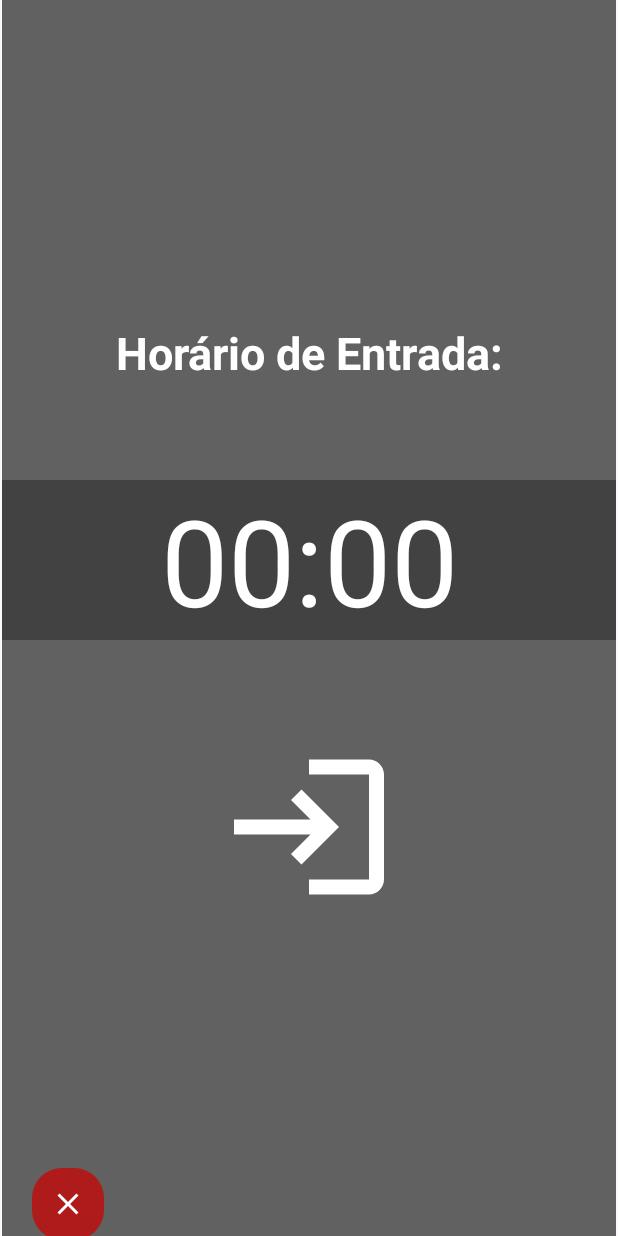
After one commit to tiefz/Bora, an Android app: the EntradaFragment screen opened through its navigation route, on a phone screen of 412 x 824 dp. The commit adds this screen. Run offline under Robolectric (Android 15) with nearby library versions, the phone set to English and light mode, and no system bars; our stand-ins replace data binding.

Commit message:
Implementação inicial do navigation

```diff
--- a/app/build.gradle.kts
+++ b/app/build.gradle.kts
@@ -1,6 +1,7 @@
 plugins {
     id("com.android.application")
     id("org.jetbrains.kotlin.android")
+    id("androidx.navigation.safeargs.kotlin")
 }
 
 android {
@@ -41,6 +42,7 @@ android {
 
 dependencies {
 
+    val nav_version = "2.5.3"
     implementation("androidx.core:core-ktx:1.12.0")
     implementation("androidx.appcompat:appcompat:1.6.1")
     implementation("com.google.android.material:material:1.10.0")
@@ -48,4 +50,8 @@ dependencies {
     testImplementation("junit:junit:4.13.2")
     androidTestImplementation("androidx.test.ext:junit:1.1.5")
     androidTestImplementation("androidx.test.espresso:espresso-core:3.5.1")
+    //Navigation com Fragments
+    implementation("androidx.navigation:navigation-fragment-ktx:$nav_version")
+    implementation("androidx.navigation:navigation-ui-ktx:$nav_version")
+    androidTestImplementation("androidx.navigation:navigation-testing:$nav_version")
 }
--- a/app/src/main/AndroidManifest.xml
+++ b/app/src/main/AndroidManifest.xml
@@ -13,12 +13,6 @@
         android:theme="@style/Theme.Bora"
         tools:targetApi="31" >
         <activity
-            android:name=".presentation.ui.TelaEntrada"
-            android:exported="false" />
-        <activity
-            android:name=".presentation.ui.TelaAlmocoInicial"
-            android:exported="false" />
-        <activity
             android:name=".presentation.ui.MainActivity"
             android:exported="true" >
             <intent-filter>
--- /dev/null
+++ b/app/src/main/java/br/com/tiefenbarher/bora/presentation/ui/navigation/EntradaFragment.kt
@@ -0,0 +1,33 @@
+package br.com.tiefenbarher.bora.presentation.ui.navigation
+
+import android.os.Bundle
+import android.view.LayoutInflater
+import android.view.View
+import android.view.ViewGroup
+import androidx.fragment.app.Fragment
+import androidx.navigation.findNavController
+import br.com.tiefenbarher.bora.databinding.FragmentEntradaBinding
+
+class EntradaFragment : Fragment() {
+
+    private var _binding: FragmentEntradaBinding? = null
+    private val binding get() = _binding!!
+
+    override fun onCreateView(
+        inflater: LayoutInflater, container: ViewGroup?,
+        savedInstanceState: Bundle?
+    ): View? {
+        _binding = FragmentEntradaBinding.inflate(inflater, container, false)
+        val view = binding.root
+
+        binding.apply {
+            ibStartCalculate.setOnClickListener {
+                val action = EntradaFragmentDirections
+                    .actionEntradaFragmentToAlmocoFragment()
+                view.findNavController().navigate(action)
+            }
+        }
+
+        return view
+    }
+}
--- /dev/null
+++ b/app/src/main/java/br/com/tiefenbarher/bora/presentation/ui/navigation/HomeFragment.kt
@@ -0,0 +1,40 @@
+package br.com.tiefenbarher.bora.presentation.ui.navigation
+
+import android.os.Bundle
+import android.view.LayoutInflater
+import android.view.View
+import android.view.ViewGroup
+import androidx.fragment.app.Fragment
+import androidx.navigation.findNavController
+import br.com.tiefenbarher.bora.databinding.FragmentHomeBinding
+
+class HomeFragment : Fragment() {
+
+    private var _binding: FragmentHomeBinding? = null
+    private val binding get() = _binding!!
+
+    override fun onCreateView(
+        inflater: LayoutInflater, container: ViewGroup?,
+        savedInstanceState: Bundle?
+    ): View? {
+        _binding = FragmentHomeBinding.inflate(inflater, container, false)
+        val view = binding.root
+        // Inflate the layout for this fragment
+
+        binding.apply {
+            ibClockStart.setOnClickListener {
+                val action = HomeFragmentDirections
+                    .actionHomeFragmentToEntradaFragment()
+
+                view.findNavController().navigate(action)
+            }
+        }
+
+        return view
+    }
+
+    override fun onDestroy() {
+        super.onDestroy()
+        _binding = null
+    }
+}
--- a/app/src/main/res/layout/activity_main.xml
+++ b/app/src/main/res/layout/activity_main.xml
@@ -9,59 +9,21 @@
 
     <androidx.constraintlayout.widget.ConstraintLayout
         android:layout_width="match_parent"
-        android:layout_height="match_parent"
-        android:background="@color/bg_cinza"
-        tools:context=".presentation.ui.MainActivity">
+        android:layout_height="match_parent">
 
-        <ImageButton
-            android:id="@+id/ib_clock_start"
-            android:layout_width="300dp"
-            android:layout_height="300dp"
-            android:background="@drawable/button_circle"
-            android:scaleType="fitCenter"
-            android:src="@drawable/clockmark"
+        <androidx.fragment.app.FragmentContainerView
+            android:id="@+id/fragmentContainerView"
+            android:name="androidx.navigation.fragment.NavHostFragment"
+            android:layout_width="409dp"
+            android:layout_height="867dp"
+            app:defaultNavHost="true"
+            app:layout_constraintEnd_toEndOf="parent"
+            app:layout_constraintTop_toTopOf="parent"
+            app:navGraph="@navigation/nav_bora"
+            tools:layout_editor_absoluteX="1dp"
             app:layout_constraintBottom_toBottomOf="parent"
-            app:layout_constraintEnd_toEndOf="parent"
             app:layout_constraintStart_toStartOf="parent"
-            app:layout_constraintTop_toTopOf="parent" />
-
-        <TextView
-            android:id="@+id/tv_calculate_start"
-            android:layout_width="wrap_content"
-            android:layout_height="wrap_content"
-            android:fontFamily="sans-serif-black"
-            android:text="@string/calcular"
-            android:textAllCaps="true"
-            android:textColor="@color/white"
-            android:textSize="30sp"
-            android:textStyle="bold"
-            app:layout_constraintBottom_toBottomOf="@id/ib_clock_start"
-            app:layout_constraintEnd_toEndOf="@id/ib_clock_start"
-            app:layout_constraintStart_toStartOf="@id/ib_clock_start"
-            app:layout_constraintTop_toTopOf="@id/ib_clock_start" />
-
-        <TextView
-            android:id="@+id/tv_calculate_description"
-            android:layout_width="wrap_content"
-            android:layout_height="wrap_content"
-            android:layout_marginTop="32dp"
-            android:text="@string/tv_horario_calculado"
-            android:textColor="@color/white"
-            android:textSize="18sp"
-            app:layout_constraintEnd_toEndOf="parent"
-            app:layout_constraintStart_toStartOf="parent"
-            app:layout_constraintTop_toBottomOf="@id/ib_clock_start" />
-
-        <TextView
-            android:layout_width="wrap_content"
-            android:layout_height="wrap_content"
-            android:layout_marginTop="32dp"
-            android:text="00:00"
-            android:textColor="@color/white"
-            android:textSize="24sp"
-            app:layout_constraintEnd_toEndOf="parent"
-            app:layout_constraintStart_toStartOf="parent"
-            app:layout_constraintTop_toBottomOf="@id/tv_calculate_description" />
+            tools:layout_editor_absoluteY="1dp" />
 
     </androidx.constraintlayout.widget.ConstraintLayout>
 </layout>
--- /dev/null
+++ b/app/src/main/res/layout/fragment_entrada.xml
@@ -0,0 +1,79 @@
+<?xml version="1.0" encoding="utf-8"?>
+<layout xmlns:android="http://schemas.android.com/apk/res/android"
+    xmlns:app="http://schemas.android.com/apk/res-auto"
+    xmlns:tools="http://schemas.android.com/tools">
+
+    <data>
+
+    </data>
+
+    <FrameLayout
+        android:layout_width="match_parent"
+        android:layout_height="match_parent"
+        tools:context=".presentation.ui.navigation.EntradaFragment">
+
+        <androidx.constraintlayout.widget.ConstraintLayout
+            android:layout_width="match_parent"
+            android:layout_height="match_parent"
+            android:background="@color/bg_cinza">
+
+            <TextView
+                android:id="@+id/tv_title_start"
+                android:layout_width="wrap_content"
+                android:layout_height="wrap_content"
+                android:text="@string/title_start_calculate"
+                android:textColor="@color/white"
+                android:textSize="30sp"
+                android:textStyle="bold"
+                app:layout_constraintBottom_toTopOf="@id/ib_start_calculate"
+                app:layout_constraintEnd_toEndOf="parent"
+                app:layout_constraintStart_toStartOf="parent"
+                app:layout_constraintTop_toTopOf="parent" />
+
+            <EditText
+                android:id="@+id/et_input_hour"
+                android:layout_width="wrap_content"
+                android:layout_height="wrap_content"
+                android:autofillHints=""
+                android:background="@color/bg_cinza_escuro"
+                android:ems="5"
+                android:hint="@string/start_time"
+                android:inputType="time"
+                android:text="@string/start_time"
+                android:textAlignment="center"
+                android:textColor="@color/white"
+                android:textSize="80sp"
+                app:layout_constraintBottom_toTopOf="@id/ib_start_calculate"
+                app:layout_constraintEnd_toEndOf="parent"
+                app:layout_constraintStart_toStartOf="parent"
+                app:layout_constraintTop_toBottomOf="@+id/tv_title_start"
+
+                />
+
+            <ImageButton
+                android:id="@+id/ib_start_calculate"
+                android:layout_width="wrap_content"
+                android:layout_height="wrap_content"
+                android:background="@color/bg_cinza"
+                android:contentDescription="@string/description_start_button"
+                android:src="@drawable/image_start_calculate"
+                app:layout_constraintBottom_toBottomOf="parent"
+                app:layout_constraintEnd_toEndOf="parent"
+                app:layout_constraintStart_toStartOf="parent"
+                app:layout_constraintTop_toBottomOf="@id/tv_title_start" />
+
+            <ImageButton
+                android:layout_width="48dp"
+                android:layout_height="48dp"
+                android:layout_marginStart="20dp"
+                android:layout_marginBottom="20dp"
+                android:background="@drawable/button_circle_close"
+                android:contentDescription="@string/description_cancel_button"
+                android:src="@drawable/icone_close_white"
+                app:layout_constraintBottom_toBottomOf="parent"
+                app:layout_constraintStart_toStartOf="parent" />
+
+        </androidx.constraintlayout.widget.ConstraintLayout>
+
+    </FrameLayout>
+</layout>
--- /dev/null
+++ b/app/src/main/res/navigation/nav_bora.xml
@@ -0,0 +1,35 @@
+<?xml version="1.0" encoding="utf-8"?>
+<navigation xmlns:android="http://schemas.android.com/apk/res/android"
+    xmlns:app="http://schemas.android.com/apk/res-auto"
+    xmlns:tools="http://schemas.android.com/tools"
+    android:id="@+id/nav_bora"
+    app:startDestination="@id/homeFragment">
+
+    <fragment
+        android:id="@+id/homeFragment"
+        android:name="br.com.tiefenbarher.bora.presentation.ui.navigation.HomeFragment"
+        android:label="fragment_home"
+        tools:layout="@layout/fragment_home">
+        <action
+            android:id="@+id/action_homeFragment_to_entradaFragment"
+            app:destination="@id/entradaFragment" />
+    </fragment>
+    <fragment
+        android:id="@+id/entradaFragment"
+        android:name="br.com.tiefenbarher.bora.presentation.ui.navigation.EntradaFragment"
+        android:label="fragment_entrada"
+        tools:layout="@layout/fragment_entrada">
+        <action
+            android:id="@+id/action_entradaFragment_to_almocoFragment"
+            app:destination="@id/almocoFragment" />
+    </fragment>
+    <fragment
+        android:id="@+id/almocoFragment"
+        android:name="br.com.tiefenbarher.bora.presentation.ui.navigation.AlmocoFragment"
+        android:label="fragment_almoco"
+        tools:layout="@layout/fragment_almoco">
+        <action
+            android:id="@+id/action_almocoFragment_to_homeFragment"
+            app:destination="@id/homeFragment" />
+    </fragment>
+</navigation>
--- a/app/src/main/res/values/strings.xml
+++ b/app/src/main/res/values/strings.xml
@@ -6,4 +6,6 @@
     <string name="description_start_button">Botão start</string>
     <string name="tv_horario_calculado">O último horário de saída calculado foi:</string>
     <string name="calcular">Calcular</string>
+    <!-- TODO: Remove or change this placeholder text -->
+    <string name="hello_blank_fragment">Hello blank fragment</string>
 </resources>
--- a/build.gradle.kts
+++ b/build.gradle.kts
@@ -1,5 +1,9 @@
 buildscript {
     val agp_version by extra("7.2.2")
+    dependencies {
+        val nav_version = "2.5.3"
+        classpath("androidx.navigation:navigation-safe-args-gradle-plugin:$nav_version")
+    }
 }
 // Top-level build file where you can add configuration options common to all sub-projects/modules.
 plugins {
```
Also changed, not shown: app/src/main/java/br/com/tiefenbarher/bora/presentation/ui/TelaAlmocoInicial.kt (deleted, +0 -12 lines), app/src/main/java/br/com/tiefenbarher/bora/presentation/ui/TelaEntrada.kt (deleted, +0 -12 lines), app/src/main/java/br/com/tiefenbarher/bora/presentation/ui/navigation/AlmocoFragment.kt (added, +33 -0 lines), app/src/main/res/layout/activity_tela_almoco_inicial.xml (deleted, +0 -78 lines), app/src/main/res/layout/activity_tela_start.xml (deleted, +0 -74 lines), app/src/main/res/layout/fragment_almoco.xml (added, +85 -0 lines), app/src/main/res/layout/fragment_home.xml (added, +74 -0 lines).
